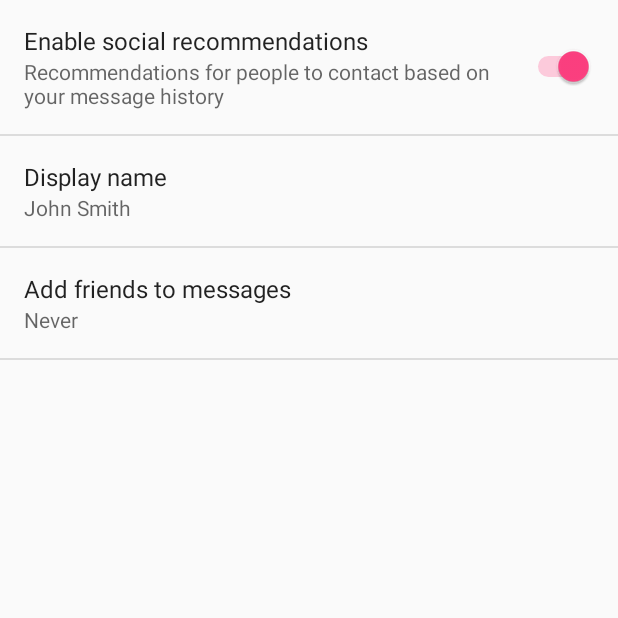
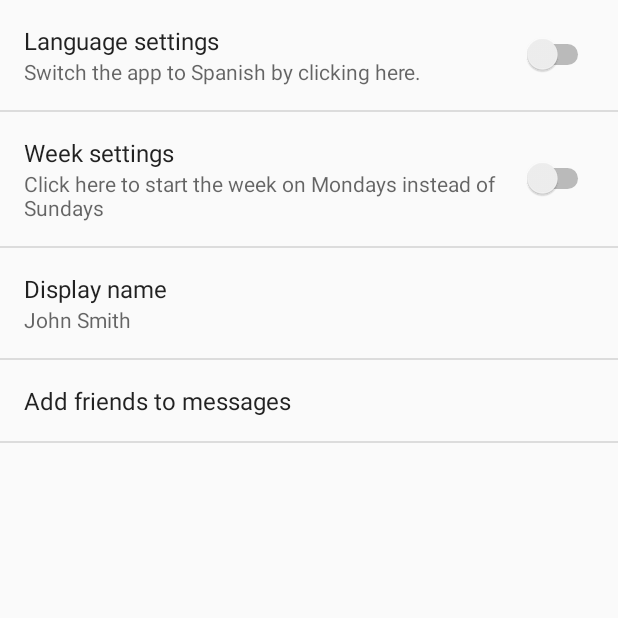
Before and after one commit to brendancohen/gatorcalendar, an Android app: the SettingsActivity screen opened directly, with no data from a screen before it, after a tap on "General", on a phone screen of 412 x 824 dp, the top half of it. Run offline under Robolectric (Android 15) with nearby library versions, the phone set to English and light mode, and no system bars.

Commit message:
Updated min Sdk to 21 (we are reaching 70% of android users now), also merged Iago's changes (app allows language change in settings)

```diff
--- a/app/build.gradle
+++ b/app/build.gradle
@@ -6,7 +6,7 @@ android {
     }
     defaultConfig {
         applicationId "com.group18.app.calendar"
-        minSdkVersion 27
+        minSdkVersion 21
         targetSdkVersion 27
         versionCode 1
         versionName "1.0"
--- a/app/src/main/res/values/strings.xml
+++ b/app/src/main/res/values/strings.xml
@@ -1,4 +1,13 @@
 <resources>
+    <string name="first_day_switch">Click here to start the week on Mondays instead of Sundays</string>
+    <string name="first_day_switcher">Week settings</string>
+
+    <string name="helloandwelcome">Hello! Thank you for using our application.</string>
+    <string name="ifyouhavequestions">If you have any questions email us</string>
+    <string name="email">at gatorcalendar@ufl.edu.</string>
+    <string name="ProfessorName">ProfessorName</string>
+    <string name="ClassName">ClassName</string>
+    <string name="ToggleView">Toggle View</string>
     <string name="app_name">Calendar</string>
     <string name="action_settings">Settings</string>
     <string name="intro_string">Calendar App</string>
@@ -24,16 +33,14 @@
     <string name="commit">Commit</string>
     <string name="title_activity_settings">Settings</string>
     <string name="title_activity_map">Map</string>
-
     <!-- Strings related to Settings -->
 
     <!-- Example General settings -->
     <string name="pref_header_general">General</string>
 
-    <string name="pref_title_social_recommendations">Enable social recommendations</string>
-    <string name="pref_description_social_recommendations">Recommendations for people to contact
-        based on your message history
-    </string>
+    <string name="language_switcher_text">Language settings</string>
+    <string name="language_switcher"> Switch the app to Spanish by clicking here.
+   </string>
 
     <string name="pref_title_display_name">Display name</string>
     <string name="pref_default_display_name">John Smith</string>
--- a/app/src/main/res/xml/pref_general.xml
+++ b/app/src/main/res/xml/pref_general.xml
@@ -1,10 +1,16 @@
 <PreferenceScreen xmlns:android="http://schemas.android.com/apk/res/android">
 
     <SwitchPreference
-        android:defaultValue="true"
-        android:key="example_switch"
-        android:summary="@string/pref_description_social_recommendations"
-        android:title="@string/pref_title_social_recommendations" />
+        android:defaultValue="false"
+        android:key="language_switch"
+        android:summary="@string/language_switcher"
+        android:title="@string/language_switcher_text" />
+
+    <SwitchPreference
+        android:defaultValue="false"
+        android:key="first_day_switch"
+        android:summary="@string/first_day_switch"
+        android:title="@string/first_day_switcher" />
 
     <!-- NOTE: EditTextPreference accepts EditText attributes. -->
     <!-- NOTE: EditTextPreference's summary should be set to its value by the activity code. -->
```
Also changed, not shown: app/src/main/java/com/group18/app/calendar/SettingsActivity.java (+46 -1 lines), 1 other file.
